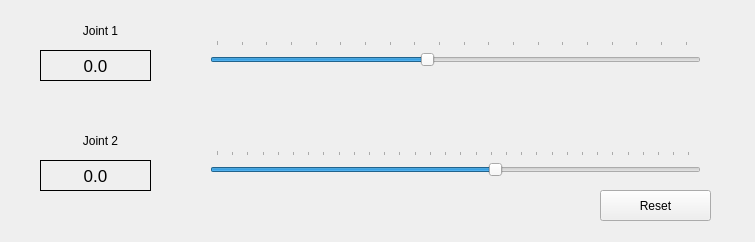
Before: the Qt Designer form r2b_control/scripts/r2b_joint_control/r2b_joint_control.ui in roboticsclub-iiitdm/r2b_arm, drawn with Qt 5.
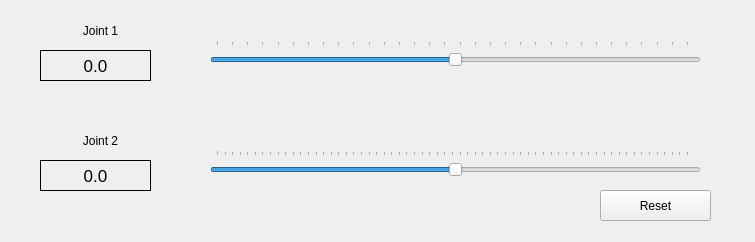
After: the same form once the commit is applied.

Patch:
```diff
--- a/r2b_control/scripts/r2b_joint_control/r2b_joint_control.ui
+++ b/r2b_control/scripts/r2b_joint_control/r2b_joint_control.ui
@@ -69,10 +69,10 @@
      </rect>
     </property>
     <property name="minimum">
-     <number>-85</number>
+     <number>-157</number>
     </property>
     <property name="maximum">
-     <number>108</number>
+     <number>157</number>
     </property>
     <property name="value">
      <number>0</number>
@@ -100,10 +100,10 @@
      </rect>
     </property>
     <property name="minimum">
-     <number>-183</number>
+     <number>-314</number>
     </property>
     <property name="maximum">
-     <number>130</number>
+     <number>314</number>
     </property>
     <property name="value">
      <number>0</number>
```
